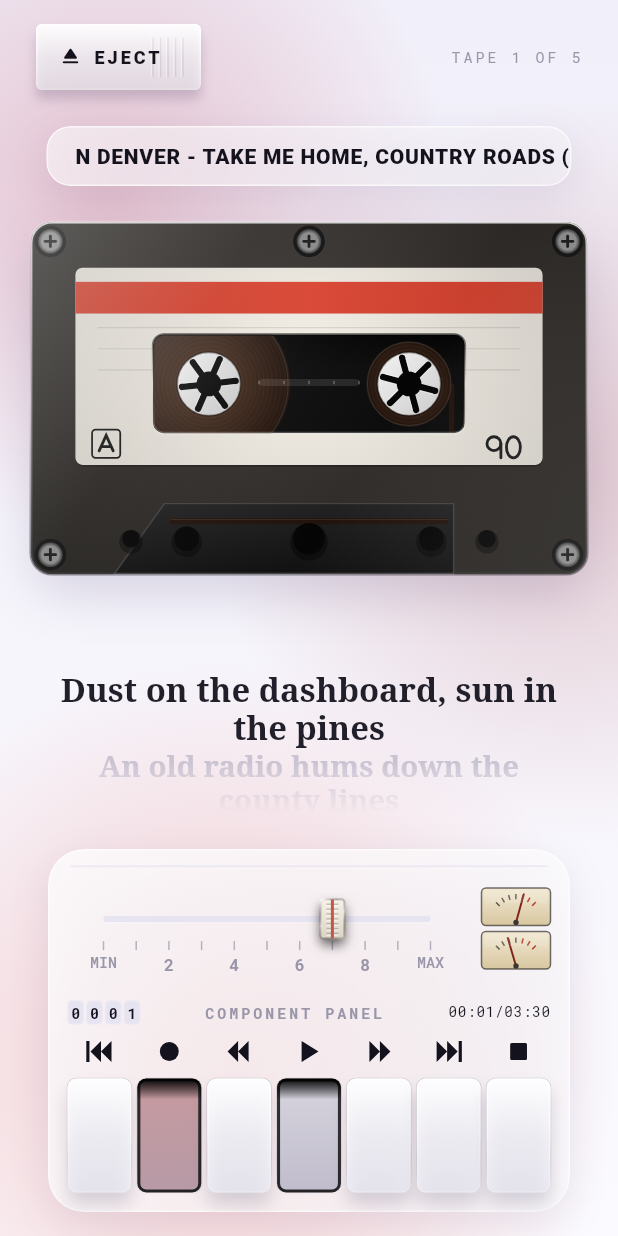
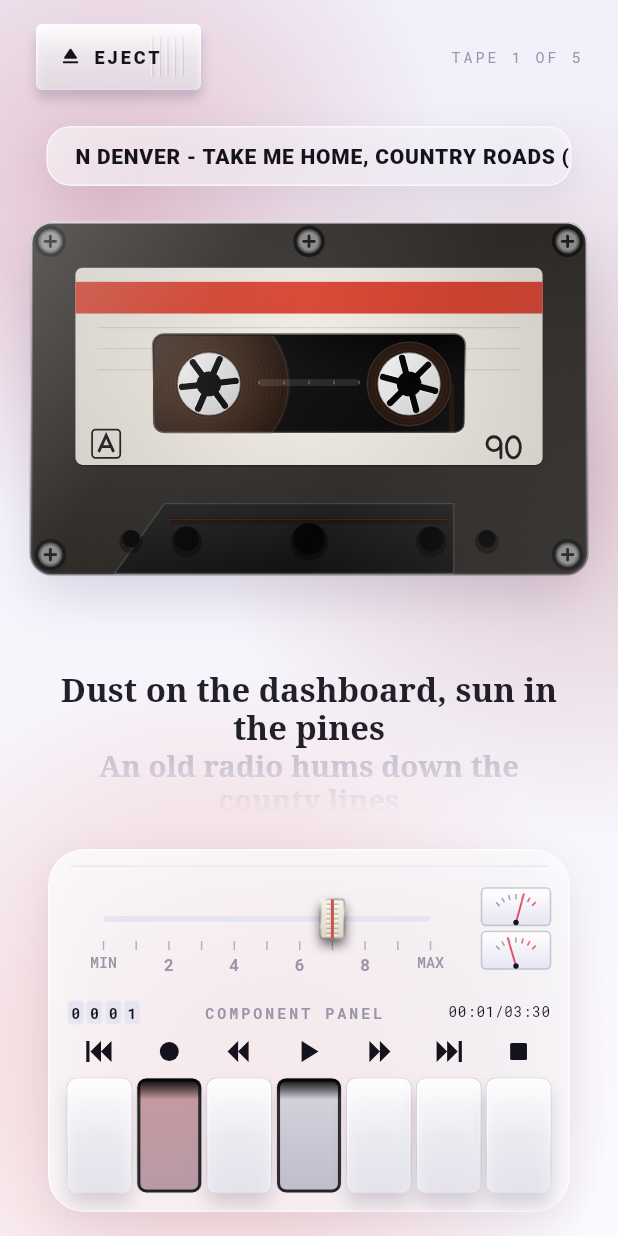
Before and after one commit to AvYour/cassette-tape-player, a Flutter app: the screen it shows after launch, after a tap on "Play", on a phone screen of 412 x 824 dp. Run offline on Flutter 3.47's test engine with Material 3 defaults, Android fonts, the light colour scheme and no system bars; our stand-ins replace audioplayers, dio, flutter_dotenv, flutter_secure_storage, google_fonts, js and 3 more; missing offline and left inert: dart:html; generated files the repository leaves out were written again; network calls fail.

Commit message:
Carry the glass theme into the last vintage corners
The three system shelves — Liked Songs, Top Songs, Recently Played — wore
the same lettered disc as any playlist. They get a meaningful glyph now (a
heart, a rising line, a clock) on a two-tone disc, so they read as different
in kind from the playlists beneath them.

The liner-notes sheet was the last of the old room: cream paper, typewriter
type, inked labels. It is a frosted glass sheet now, in the app's own
typeface and ink, its accent bar taking the tape's colour. And the VU meter
faces go from cream to a pale glass with a rose needle, so the deck's last
warm-toned parts match the panel around them.

```diff
--- a/lib/screens/home_screen.dart
+++ b/lib/screens/home_screen.dart
@@ -396,21 +396,41 @@ class _HomeScreenState extends State<HomeScreen> {
     );
   }
 
+  // The three system shelves get a meaningful glyph instead of a letter, so
+  // they read as different in kind from the playlists around them.
+  static const Map<PlaylistKind, IconData> _kindIcon = {
+    PlaylistKind.liked: Icons.favorite_rounded,
+    PlaylistKind.top: Icons.trending_up_rounded,
+    PlaylistKind.recent: Icons.history_rounded,
+  };
+
   Widget _coverFallback(Playlist playlist, double size) {
-    final letter = playlist.name.trim().isEmpty
-        ? '♪'
-        : playlist.name.trim().characters.first.toUpperCase();
-    return Container(
-      color: playlist.accent,
-      alignment: Alignment.center,
-      child: Text(
-        letter,
-        style: Explore.rowTitle.copyWith(
-          color: Colors.white,
-          fontSize: size * 0.4,
+    final icon = _kindIcon[playlist.kind];
+    // A soft two-tone disc under the mark, richer than a flat swatch.
+    final disc = DecoratedBox(
+      decoration: BoxDecoration(
+        gradient: LinearGradient(
+          begin: Alignment.topLeft,
+          end: Alignment.bottomRight,
+          colors: [
+            playlist.accent,
+            Color.lerp(playlist.accent, Colors.black, 0.18)!,
+          ],
         ),
       ),
+      child: Center(
+        child: icon != null
+            ? Icon(icon, color: Colors.white, size: size * 0.42)
+            : Text(
+                playlist.name.trim().isEmpty
+                    ? '♪'
+                    : playlist.name.trim().characters.first.toUpperCase(),
+                style: Explore.rowTitle
+                    .copyWith(color: Colors.white, fontSize: size * 0.4),
+              ),
+      ),
     );
+    return SizedBox(width: size, height: size, child: disc);
   }
 
   Widget _navBar() {
--- a/lib/widgets/vu_meter.dart
+++ b/lib/widgets/vu_meter.dart
@@ -1,8 +1,8 @@
 import 'package:flutter/material.dart';
 
-/// One small VU meter: cream face, tick arc with a red zone, glass glare and
-/// a needle pivoting from the bottom edge. Shared by the room's desk deck and
-/// the player's component panel; drive [deflection] with `VuMotion`.
+/// One small VU meter: a pale glass face, tick arc with a red zone, a glare
+/// and a needle pivoting from the bottom edge. Drive [deflection] with
+/// `VuMotion`.
 class VuMeter extends StatelessWidget {
   final double deflection;
   final double width;
@@ -39,7 +39,7 @@ class _VuPainter extends CustomPainter {
         ..shader = const LinearGradient(
           begin: Alignment.topCenter,
           end: Alignment.bottomCenter,
-          colors: [Color(0xFFF2E9D4), Color(0xFFD8C7A0)],
+          colors: [Color(0xFFFFFFFF), Color(0xFFE7E4F2)],
         ).createShader(Offset.zero & size),
     );
     canvas.drawRRect(
@@ -47,7 +47,7 @@ class _VuPainter extends CustomPainter {
       Paint()
         ..style = PaintingStyle.stroke
         ..strokeWidth = 1
-        ..color = Colors.black.withValues(alpha: 0.55),
+        ..color = const Color(0xFF9A96AA).withValues(alpha: 0.5),
     );
 
     final pivot = Offset(size.width / 2, size.height - 2);
@@ -66,8 +66,8 @@ class _VuPainter extends CustomPainter {
         Paint()
           ..strokeWidth = 1
           ..color = f > 0.66
-              ? const Color(0xFFB33A2C)
-              : Colors.black.withValues(alpha: 0.6),
+              ? const Color(0xFFE0526B)
+              : const Color(0xFF9A96AA),
       );
     }
 
@@ -78,9 +78,9 @@ class _VuPainter extends CustomPainter {
       pivot + Offset.fromDirection(angle, size.height - 5),
       Paint()
         ..strokeWidth = 1.3
-        ..color = const Color(0xFF7E241B),
+        ..color = const Color(0xFFE0526B),
     );
-    canvas.drawCircle(pivot, 1.8, Paint()..color = const Color(0xFF3A3733));
+    canvas.drawCircle(pivot, 1.8, Paint()..color = const Color(0xFF14121C));
 
     // Glass glare.
     canvas.drawRRect(
```
Also changed, not shown: lib/widgets/liner_notes_sheet.dart (+74 -125 lines).
